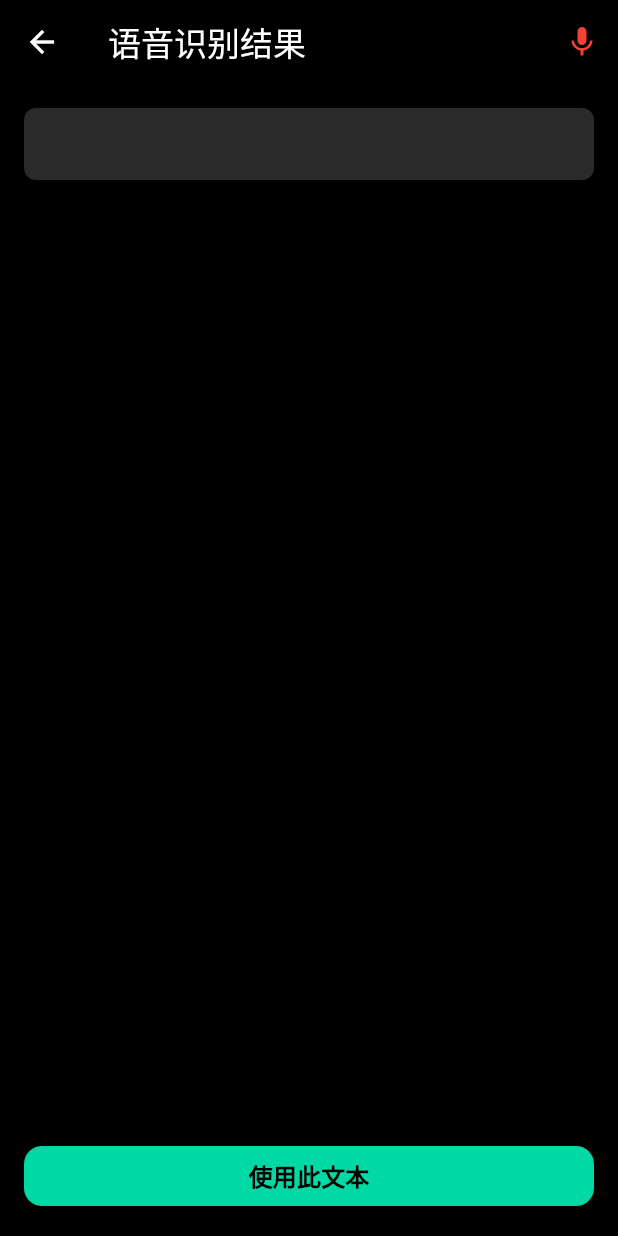
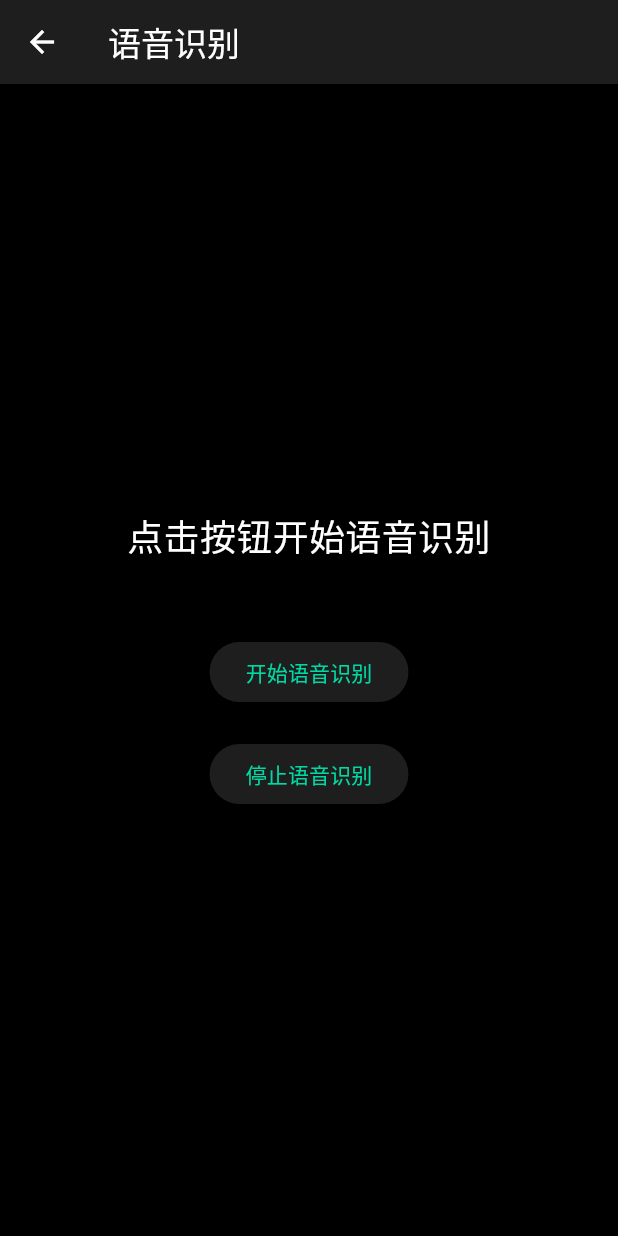
Before and after one commit to CzNd0729/nullworking, a Flutter app: the SpeechResultPage screen opened directly, on a phone screen of 412 x 824 dp. Run offline on Flutter 3.47's test engine with Material 3 defaults, Android fonts, the phone set to English and light mode, and no system bars; our stand-ins replace fl_chart, geolocator, image_picker, shared_preferences, webview_flutter; missing offline and left inert: huawei_push, xfvoice2; accounts and stored records are empty.

Commit message:
引入讯飞的语音转文字插件

```diff
--- a/frontend/lib/pages/task/speech_result_page.dart
+++ b/frontend/lib/pages/task/speech_result_page.dart
@@ -1,5 +1,5 @@
 import 'package:flutter/material.dart';
-import 'package:speech_to_text/speech_to_text.dart' as stt;
+import 'package:xfvoice2/xfvoice2.dart';
 
 class SpeechResultPage extends StatefulWidget {
   const SpeechResultPage({super.key});
@@ -9,122 +9,85 @@ class SpeechResultPage extends StatefulWidget {
 }
 
 class _SpeechResultPageState extends State<SpeechResultPage> {
-  late stt.SpeechToText _speech;
-  bool _isListening = false;
-  String _text = '';
-  // double _confidence = 1.0;
+  String _recognizedText = '点击按钮开始语音识别';
+  final XFVoice _xfVoice = XFVoice.shared;
 
   @override
   void initState() {
     super.initState();
-    _speech = stt.SpeechToText();
-    _listen(); // Start listening automatically when the page loads
+    _initSpeechRecognizer();
   }
 
-  @override
-  void dispose() {
-    _speech.stop();
-    super.dispose();
+  void _initSpeechRecognizer() {
+    // 请替换成你的appid，这里使用示例appid
+    _xfVoice.init(appIdIos: '6a5ecb24', appIdAndroid: '6a5ecb24');
+    final param = XFVoiceParam();
+    param.domain = 'iat';
+    param.result_type = 'json';
+    final map = param.toMap();
+    map['dwa'] = 'wpgs';
+    _xfVoice.setParameter(map);
   }
 
-  void _listen() async {
-    if (!_isListening) {
-      bool available = await _speech.initialize(
-          onStatus: (val) => print('onStatus: $val'),
-          onError: (val) => print('onError: $val'));
-      if (available) {
+  void _startListening() {
     setState(() {
-          _isListening = true;
+      _recognizedText = '正在聆听...';
     });
-        _speech.listen(
-            onResult: (val) => setState(() {
-                  _text = val.recognizedWords;
-                  // if (val.hasConfidenceRating && val.confidence > 0) {
-                  //   _confidence = val.confidence;
-                  // }
-                }));
+    _xfVoice.start(
+      listener: XFVoiceListener(
+        onVolumeChanged: (volume) {
+          print('音量：$volume');
+        },
+        onResults: (String result, isLast) {
+          setState(() {
+            _recognizedText = result;
+          });
+        },
+        onCompleted: (Map<dynamic, dynamic> errInfo, String filePath) {
+          if (errInfo['errorCode'] == 0) {
+            print('识别完成');
           } else {
+            print('识别错误: ${errInfo['errorCode']}');
             setState(() {
-          _isListening = false;
-          _speech.stop();
+              _recognizedText = '识别错误: ${errInfo['errorCode']}';
             });
           }
-    } else {
+        },
+      ),
+    );
+  }
+
+  void _stopListening() {
+    _xfVoice.stop();
     setState(() {
-        _isListening = false;
-        _speech.stop();
+      _recognizedText = '识别停止';
     });
-    }
   }
 
   @override
   Widget build(BuildContext context) {
     return Scaffold(
-      backgroundColor: const Color(0xFF000000),
       appBar: AppBar(
-        title: const Text(
-          '语音识别结果',
-          style: TextStyle(color: Colors.white),
+        title: const Text('语音识别'),
       ),
-        backgroundColor: const Color(0xFF000000),
-        elevation: 0,
-        leading: IconButton(
-          icon: const Icon(Icons.arrow_back, color: Colors.white),
-          onPressed: () {
-            Navigator.pop(context);
-          },
+      body: Center(
+        child: Column(
+          mainAxisAlignment: MainAxisAlignment.center,
+          children: <Widget>[
+            Text(
+              _recognizedText,
+              style: const TextStyle(fontSize: 24),
+              textAlign: TextAlign.center,
             ),
-        actions: [
-          IconButton(
-            icon: Icon(
-              _isListening ? Icons.mic : Icons.mic_none,
-              color: _isListening ? Colors.red : Colors.white,
-            ),
-            onPressed: _listen,
-          ),
-        ],
-      ),
-      body: Padding(
-        padding: const EdgeInsets.all(16.0),
-        child: Column(
-          children: [
-            Expanded(
-              child: TextFormField(
-                controller: TextEditingController(text: _text), // Use a controller to update the text
-                readOnly: true,
-                maxLines: null,
-                style: const TextStyle(color: Colors.white, fontSize: 16),
-                decoration: InputDecoration(
-                  filled: true,
-                  fillColor: const Color(0xFF2A2A2A),
-                  border: OutlineInputBorder(
-                    borderRadius: BorderRadius.circular(8),
-                    borderSide: BorderSide.none,
-                  ),
-                  contentPadding: const EdgeInsets.all(12),
-                ),
-              ),
+            const SizedBox(height: 50),
+            ElevatedButton(
+              onPressed: _startListening,
+              child: const Text('开始语音识别'),
             ),
             const SizedBox(height: 20),
-            SizedBox(
-              width: double.infinity,
-              child: ElevatedButton(
-                onPressed: () {
-                  Navigator.pop(context, _text); // 返回识别的文本
-                },
-                style: ElevatedButton.styleFrom(
-                  backgroundColor: const Color(0xFF00D9A3),
-                  foregroundColor: Colors.black,
-                  shape: RoundedRectangleBorder(
-                    borderRadius: BorderRadius.circular(12),
-                  ),
-                  elevation: 0,
-                ),
-                child: const Text(
-                  '使用此文本',
-                  style: TextStyle(fontSize: 16, fontWeight: FontWeight.bold),
-                ),
-              ),
+            ElevatedButton(
+              onPressed: _stopListening,
+              child: const Text('停止语音识别'),
             ),
           ],
         ),
--- a/frontend/pubspec.yaml
+++ b/frontend/pubspec.yaml
@@ -37,6 +37,7 @@ dependencies:
   fl_chart: ^0.68.0
   huawei_push: ^6.14.0+300
   speech_to_text: ^7.0.0
+  xfvoice2: ^2.0.0
 
   # The following adds the Cupertino Icons font to your application.
   # Use with the CupertinoIcons class for iOS style icons.
```
Also changed, not shown: frontend/pubspec.lock, 6 other files. Lines whose indentation alone changed are shown as unchanged.
